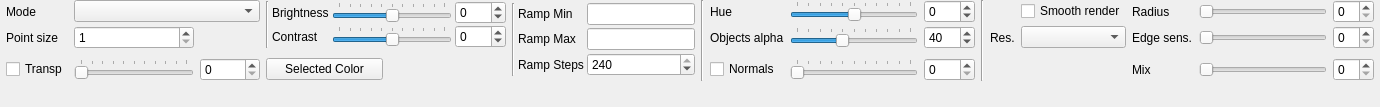
This is src/gui/forms/toolbar_rendersettingsgroup.ui in open-scan-crew/OpenScanTools as Qt 5 draws it before an edit. The edited form follows.
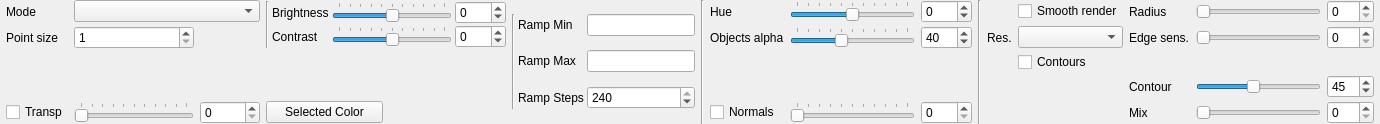
This is the edited form. Custom widgets are drawn as their Qt base class.

Commit message: Add depth-based contour lining post-process

What changed in the file:
```diff
--- a/src/gui/forms/toolbar_rendersettingsgroup.ui
+++ b/src/gui/forms/toolbar_rendersettingsgroup.ui
@@ -43,6 +43,13 @@
      </property>
     </widget>
    </item>
+   <item row="2" column="16">
+    <widget class="QCheckBox" name="checkBox_depthLining">
+     <property name="text">
+      <string>Contours</string>
+     </property>
+    </widget>
+   </item>
    <item row="4" column="0">
     <widget class="QCheckBox" name="transparencyCheckBox">
      <property name="enabled">
@@ -556,6 +563,39 @@
      </property>
     </widget>
    </item>
+   <item row="3" column="18">
+    <widget class="QLabel" name="label_depthLiningStrength">
+     <property name="text">
+      <string>Contour</string>
+     </property>
+    </widget>
+   </item>
+   <item row="3" column="19">
+    <widget class="QSlider" name="slider_depthLiningStrength">
+     <property name="minimum">
+      <number>0</number>
+     </property>
+     <property name="maximum">
+      <number>100</number>
+     </property>
+     <property name="value">
+      <number>45</number>
+     </property>
+     <property name="orientation">
+      <enum>Qt::Horizontal</enum>
+     </property>
+    </widget>
+   </item>
+   <item row="3" column="21">
+    <widget class="QSpinBox" name="spinBox_depthLiningStrength">
+     <property name="maximum">
+      <number>100</number>
+     </property>
+     <property name="value">
+      <number>45</number>
+     </property>
+    </widget>
+   </item>
   </layout>
  </widget>
  <layoutdefault spacing="6" margin="11"/>
```
The commit also changes 18 other files.
